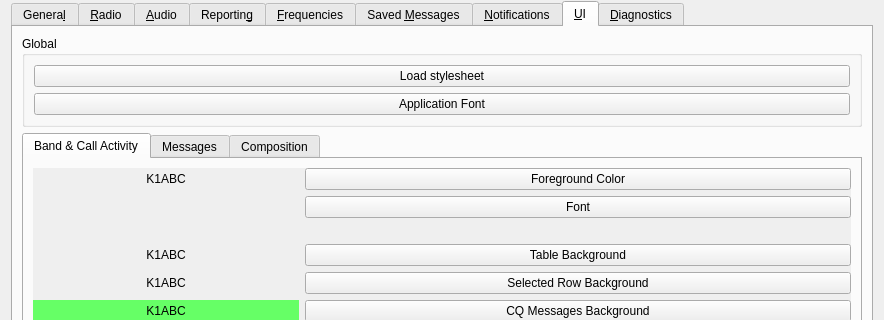
First picture: the form in JS8_UI/Configuration.ui, repository JS8Call-improved/JS8Call-improved, before the edit; both pictures show x 0 to 884 and y 0 to 320 of the 884 by 600 pixel window.
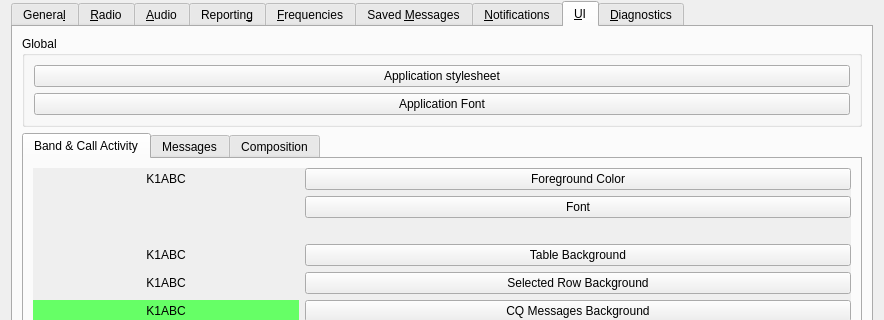
Second picture: the form after the edit. The open tabs and pages were chosen to show the change. Custom widgets are drawn as their Qt base class.

Commit message: Add a Load stylesheet button to Settings->UI

Patch:
```diff
--- a/JS8_UI/Configuration.ui
+++ b/JS8_UI/Configuration.ui
@@ -3241,7 +3241,7 @@
              <string>Loads a new qss stylefile</string>
             </property>
             <property name="text">
-             <string>Load stylesheet</string>
+             <string>Application stylesheet</string>
             </property>
            </widget>
           </item>
```
